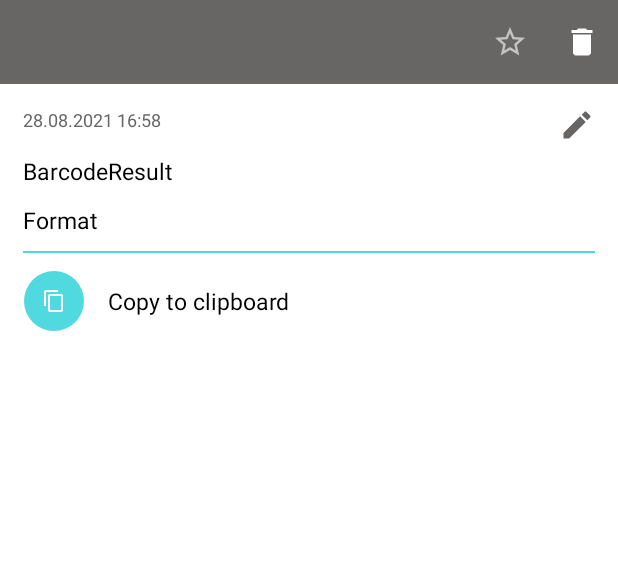
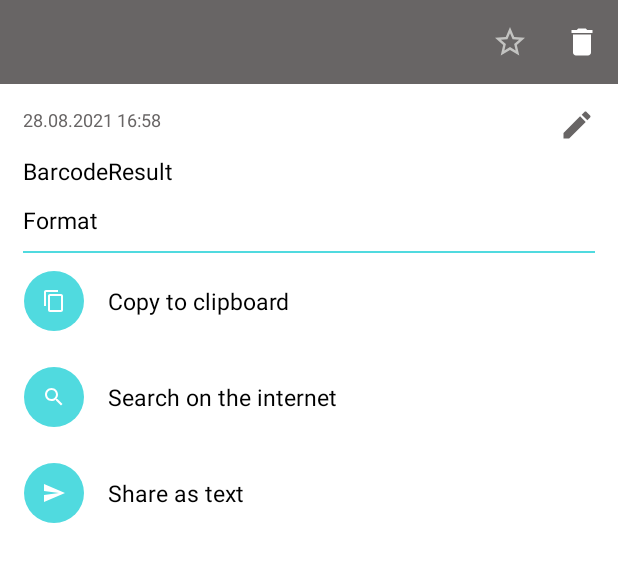
Before and after one commit to TOvchinnikova/Scandroid, an Android app: the layout fragment_scan_result_dialog.xml on its own in the app's theme, with its tools: preview values and no code run, on a phone screen of 412 x 824 dp. Shown: the top 562 px of the screen. Run offline under Robolectric (Android 15) with nearby library versions, the phone set to English and light mode, and no system bars.

Commit message:
Added the ability to copy text to the clipboard, search the Internet, share text (ScanResultViewModel methods copyToClipboard, searchWeb, sendText).

```diff
--- /dev/null
+++ b/app/src/main/res/drawable/ic_search.xml
@@ -0,0 +1,5 @@
+<vector android:height="24dp" android:tint="#FFFFFF"
+    android:viewportHeight="24" android:viewportWidth="24"
+    android:width="24dp" xmlns:android="http://schemas.android.com/apk/res/android">
+    <path android:fillColor="@android:color/white" android:pathData="M15.5,14h-0.79l-0.28,-0.27C15.41,12.59 16,11.11 16,9.5 16,5.91 13.09,3 9.5,3S3,5.91 3,9.5 5.91,16 9.5,16c1.61,0 3.09,-0.59 4.23,-1.57l0.27,0.28v0.79l5,4.99L20.49,19l-4.99,-5zM9.5,14C7.01,14 5,11.99 5,9.5S7.01,5 9.5,5 14,7.01 14,9.5 11.99,14 9.5,14z"/>
+</vector>
--- /dev/null
+++ b/app/src/main/res/drawable/ic_send.xml
@@ -0,0 +1,5 @@
+<vector android:autoMirrored="true" android:height="24dp"
+    android:tint="#FFFFFF" android:viewportHeight="24"
+    android:viewportWidth="24" android:width="24dp" xmlns:android="http://schemas.android.com/apk/res/android">
+    <path android:fillColor="@android:color/white" android:pathData="M2.01,21L23,12 2.01,3 2,10l15,2 -15,2z"/>
+</vector>
--- a/app/src/main/res/layout/fragment_scan_result_dialog.xml
+++ b/app/src/main/res/layout/fragment_scan_result_dialog.xml
@@ -109,6 +109,28 @@
                 app:layout_constraintTop_toBottomOf="@id/viewLine"
                 />
 
+            <com.t_ovchinnikova.android.scandroid_2.presentation.view.IconButton
+                android:id="@+id/buttonSearchOnInternet"
+                android:layout_width="match_parent"
+                android:layout_height="wrap_content"
+                app:icon="@drawable/ic_search"
+                app:text="@string/barcode_search"
+                app:layout_constraintStart_toStartOf="parent"
+                app:layout_constraintEnd_toEndOf="parent"
+                app:layout_constraintTop_toBottomOf="@id/buttonCopy"
+                />
+
+            <com.t_ovchinnikova.android.scandroid_2.presentation.view.IconButton
+                android:id="@+id/buttonSend"
+                android:layout_width="match_parent"
+                android:layout_height="wrap_content"
+                app:icon="@drawable/ic_send"
+                app:text="@string/barcode_share_text"
+                app:layout_constraintStart_toStartOf="parent"
+                app:layout_constraintEnd_toEndOf="parent"
+                app:layout_constraintTop_toBottomOf="@id/buttonSearchOnInternet"
+                />
+
         </androidx.constraintlayout.widget.ConstraintLayout>
     </androidx.core.widget.NestedScrollView>
 
--- a/app/src/main/res/values/strings.xml
+++ b/app/src/main/res/values/strings.xml
@@ -18,6 +18,9 @@
     <string name="save">Save</string>
     <string name="cancel">Cancel</string>
     <string name="copy_to_clipboard">Copy to clipboard</string>
+    <string name="barcode_copied">Copied to clipboard</string>
+    <string name="barcode_search">Search on the internet</string>
+    <string name="barcode_share_text">Share as text</string>
 
     <!--Barcode formats-->
     <string name="barcode_format_aztec">Aztec</string>
```
Also changed, not shown: app/src/main/java/com/t_ovchinnikova/android/scandroid_2/presentation/ScanResultDialog.kt (+31 -7 lines), app/src/main/java/com/t_ovchinnikova/android/scandroid_2/presentation/ScanResultViewModel.kt (+42 -1 lines).
